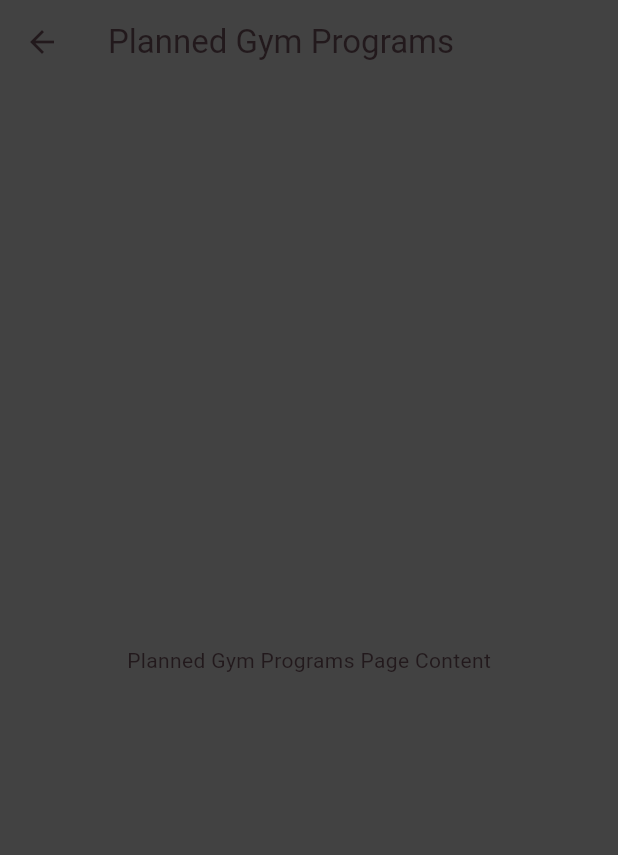
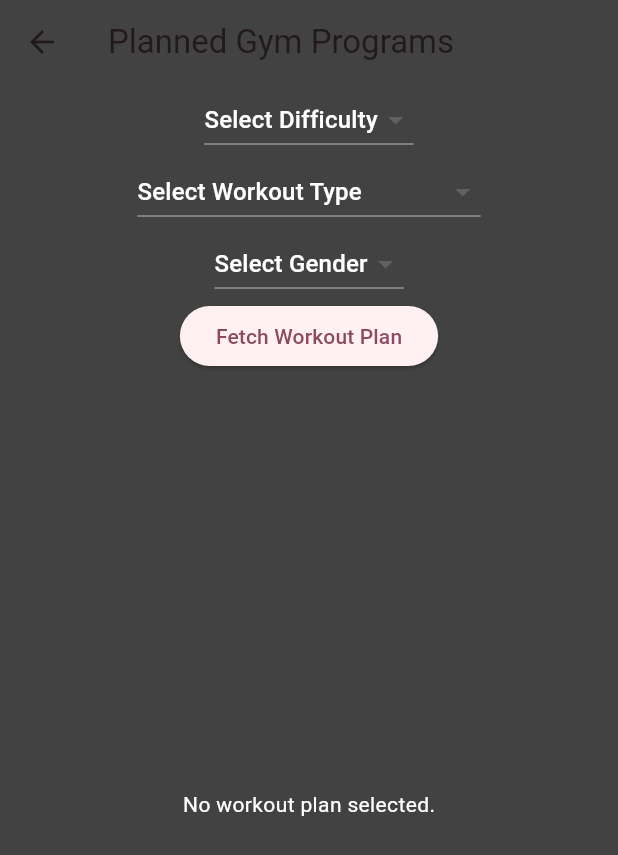
Before and after one commit to RafaelMarian/Project-GymApp_Flutter, a Flutter app: the PlannedGymProgramsPage screen opened directly, on a phone screen of 412 x 824 dp. Shown: the top 855 px of the screen. Run offline on Flutter 3.47's test engine with Material 3 defaults, Android fonts, the phone set to English and light mode, and no system bars; our stand-ins replace cloud_firestore, firebase_auth, firebase_core; accounts and stored records are empty.

Commit message:
adding the Planned Gym Logic and implementation

```diff
--- a/lib/planned_gym_programs_page.dart
+++ b/lib/planned_gym_programs_page.dart
@@ -1,4 +1,5 @@
 import 'package:flutter/material.dart';
+import 'package:cloud_firestore/cloud_firestore.dart';
 
 class PlannedGymProgramsPage extends StatefulWidget {
   @override
@@ -6,6 +7,33 @@ class PlannedGymProgramsPage extends StatefulWidget {
 }
 
 class _PlannedGymProgramsPageState extends State<PlannedGymProgramsPage> {
+  String? selectedDifficulty;
+  String? selectedWorkoutType;
+  String? selectedGender;
+  Map<String, dynamic>? workoutRoutine;
+
+  // Fetch workout plan based on selected criteria
+  Future<void> _fetchWorkoutPlan() async {
+    if (selectedDifficulty != null && selectedWorkoutType != null && selectedGender != null) {
+      final querySnapshot = await FirebaseFirestore.instance
+          .collection('planned_gym_programs')
+          .where('difficulty', isEqualTo: selectedDifficulty)
+          .where('workout_type', isEqualTo: selectedWorkoutType)
+          .where('gender', isEqualTo: selectedGender)
+          .get();
+
+      if (querySnapshot.docs.isNotEmpty) {
+        setState(() {
+          workoutRoutine = querySnapshot.docs.first.data();
+        });
+      } else {
+        setState(() {
+          workoutRoutine = null;
+        });
+      }
+    }
+  }
+
   @override
   Widget build(BuildContext context) {
     return Scaffold(
@@ -14,8 +42,111 @@ class _PlannedGymProgramsPageState extends State<PlannedGymProgramsPage> {
         backgroundColor: Colors.grey[800],
       ),
       backgroundColor: Colors.grey[800],
-      body: Center(
-        child: Text('Planned Gym Programs Page Content'),
+      body: Column(
+        children: [
+          // Dropdown for difficulty
+          DropdownButton<String>(
+            value: selectedDifficulty,
+            hint: Text('Select Difficulty', style: TextStyle(color: Colors.white)),
+            dropdownColor: Colors.grey[800],
+            items: <String>['Beginner', 'Intermediate', 'Advanced'].map((String value) {
+              return DropdownMenuItem<String>(
+                value: value,
+                child: Text(value, style: TextStyle(color: Colors.white)),
+              );
+            }).toList(),
+            onChanged: (newValue) {
+              setState(() {
+                selectedDifficulty = newValue;
+              });
+            },
+          ),
+          // Dropdown for workout type
+          DropdownButton<String>(
+            value: selectedWorkoutType,
+            hint: Text('Select Workout Type', style: TextStyle(color: Colors.white)),
+            dropdownColor: Colors.grey[800],
+            items: <String>[
+              'Full Body',
+              'One Muscle Group Per Day',
+              'Two Muscle Groups Per Day',
+              'Push Pull Legs',
+              'Upper Lower'
+            ].map((String value) {
+              return DropdownMenuItem<String>(
+                value: value,
+                child: Text(value, style: TextStyle(color: Colors.white)),
+              );
+            }).toList(),
+            onChanged: (newValue) {
+              setState(() {
+                selectedWorkoutType = newValue;
+              });
+            },
+          ),
+          // Dropdown for gender
+          DropdownButton<String>(
+            value: selectedGender,
+            hint: Text('Select Gender', style: TextStyle(color: Colors.white)),
+            dropdownColor: Colors.grey[800],
+            items: <String>['Male', 'Female'].map((String value) {
+              return DropdownMenuItem<String>(
+                value: value,
+                child: Text(value, style: TextStyle(color: Colors.white)),
+              );
+            }).toList(),
+            onChanged: (newValue) {
+              setState(() {
+                selectedGender = newValue;
+              });
+            },
+          ),
+          ElevatedButton(
+            onPressed: _fetchWorkoutPlan,
+            child: Text('Fetch Workout Plan'),
+          ),
+          Expanded(
+            child: workoutRoutine != null
+                ? ListView.builder(
+                    itemCount: workoutRoutine!['days'].length, // Loop over the days
+                    itemBuilder: (context, index) {
+                      // Get the day name (like 'Monday', 'Tuesday', etc.)
+                      String dayName = workoutRoutine!['days'].keys.elementAt(index);
+
+                      // Get the day's details (muscle groups and exercises)
+                      final day = workoutRoutine!['days'][dayName];
+
+                      // Access the exercises as a List
+                      final List exercises = day['exercises'] as List;
+
+                      return Card(
+                        color: Colors.grey[850],
+                        child: ListTile(
+                          title: Text(
+                            '$dayName: ${day['muscle_groups'].join(', ')}',
+                            style: TextStyle(color: Colors.white),
+                          ),
+                          subtitle: Column(
+                            crossAxisAlignment: CrossAxisAlignment.start,
+                            children: exercises.map<Widget>((exercise) {
+                              return Text(
+                                '${exercise['name']} - ${exercise['reps']} reps',
+                                style: TextStyle(color: Colors.grey),
+                              );
+                            }).toList(),
+                          ),
+                        ),
+                      );
+                    },
+                  )
+                : Center(
+                    child: Text(
+                      'No workout plan selected.',
+                      style: TextStyle(color: Colors.white),
+                    ),
+                  ),
+          ),
+        ],
       ),
     );
   }
```
